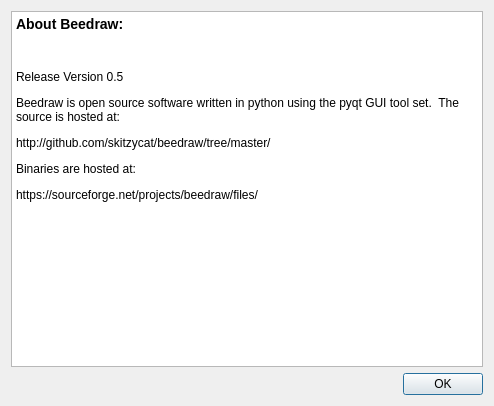
The window that designer/AboutDisplayDialogUi.ui (skitzycat/beedraw) describes before a commit, drawn with Qt 5.
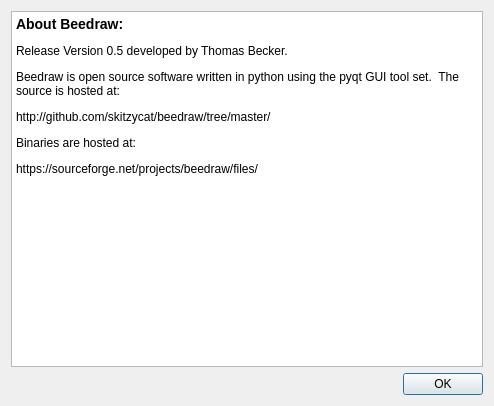
The same window after the commit.

Patch:
```diff
--- a/designer/AboutDisplayDialogUi.ui
+++ b/designer/AboutDisplayDialogUi.ui
@@ -24,8 +24,7 @@
 p, li { white-space: pre-wrap; }
 &lt;/style>&lt;/head>&lt;body style=" font-family:'Sans Serif'; font-size:9pt; font-weight:400; font-style:normal;">
 &lt;p style=" margin-top:14px; margin-bottom:12px; margin-left:0px; margin-right:0px; -qt-block-indent:0; text-indent:0px; font-size:large; font-weight:600;">&lt;span style=" font-size:large;">About Beedraw:&lt;/span>&lt;/p>
-&lt;p style="-qt-paragraph-type:empty; margin-top:0px; margin-bottom:0px; margin-left:0px; margin-right:0px; -qt-block-indent:0; text-indent:0px;">&lt;/p>
-&lt;p style=" margin-top:12px; margin-bottom:12px; margin-left:0px; margin-right:0px; -qt-block-indent:0; text-indent:0px;">Release Version 0.5&lt;/p>
+&lt;p style=" margin-top:12px; margin-bottom:12px; margin-left:0px; margin-right:0px; -qt-block-indent:0; text-indent:0px;">Release Version 0.5 developed by Thomas Becker.&lt;/p>
 &lt;p style=" margin-top:12px; margin-bottom:12px; margin-left:0px; margin-right:0px; -qt-block-indent:0; text-indent:0px;">Beedraw is open source software written in python using the pyqt GUI tool set.  The source is hosted at:&lt;/p>
 &lt;p style=" margin-top:12px; margin-bottom:12px; margin-left:0px; margin-right:0px; -qt-block-indent:0; text-indent:0px;">http://github.com/skitzycat/beedraw/tree/master/&lt;/p>
 &lt;p style=" margin-top:12px; margin-bottom:12px; margin-left:0px; margin-right:0px; -qt-block-indent:0; text-indent:0px;">Binaries are hosted at:&lt;/p>
```
